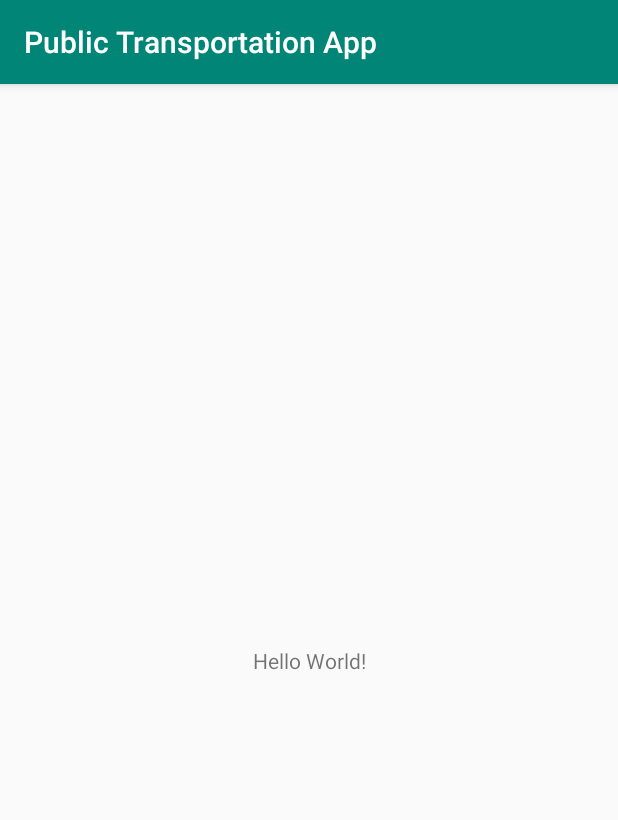
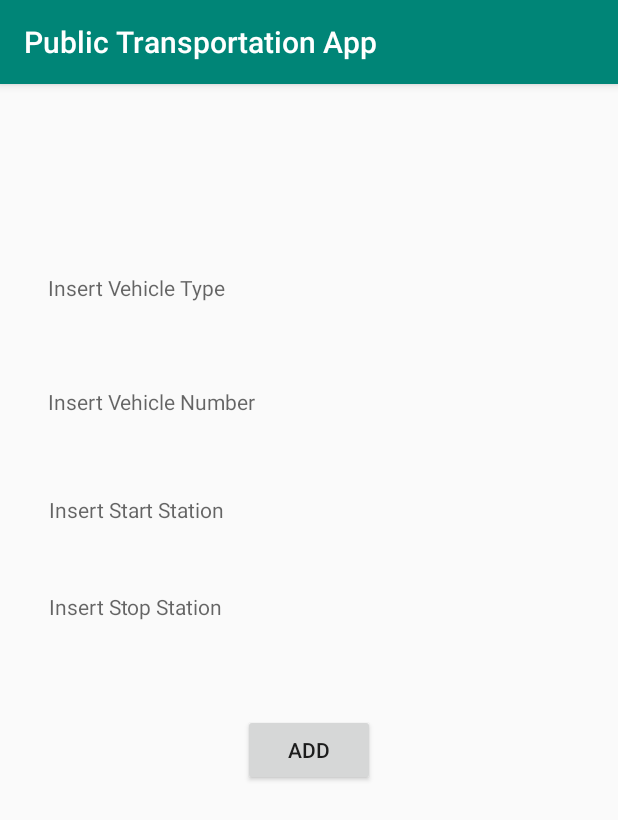
Before and after one commit to FabianTalos/MSA-project, an Android app: the screen it shows after launch (MainActivity), on a phone screen of 412 x 824 dp. Shown: the top 820 px of the screen. Run offline under Robolectric (Android 15) with nearby library versions, the phone set to English and light mode, and no system bars; our stand-ins replace Firebase (no records; nobody signed in at launch, a user with empty details on screens opened directly); 4 statements that could not run were skipped.

```diff
--- a/app/build.gradle
+++ b/app/build.gradle
@@ -18,6 +18,12 @@ android {
             proguardFiles getDefaultProguardFile('proguard-android-optimize.txt'), 'proguard-rules.pro'
         }
     }
+
+    //added compatibility with Java 8
+    compileOptions {
+        sourceCompatibility JavaVersion.VERSION_1_8
+        targetCompatibility JavaVersion.VERSION_1_8
+    }
 }
 
 dependencies {
--- a/app/src/main/java/com/example/publictransportationapp/MainActivity.java
+++ b/app/src/main/java/com/example/publictransportationapp/MainActivity.java
@@ -3,12 +3,45 @@ package com.example.publictransportationapp;
 import androidx.appcompat.app.AppCompatActivity;
 
 import android.os.Bundle;
+import android.view.View;
+import android.widget.Button;
+import android.widget.EditText;
+import android.widget.Toast;
+
+import com.google.firebase.database.DatabaseReference;
+import com.google.firebase.database.FirebaseDatabase;
 
 public class MainActivity extends AppCompatActivity {
+
+    EditText vehicleType, vehicleNumber, vehicleStart, vehicleStop;
+    Button buttonAdd;
+    DatabaseReference fbdb;
+    Transport transport;
 
     @Override
     protected void onCreate(Bundle savedInstanceState) {
         super.onCreate(savedInstanceState);
         setContentView(R.layout.activity_main);
+
+        vehicleType = (EditText) findViewById(R.id.vehicleType);
+        vehicleNumber = (EditText)findViewById(R.id.vehicleNumber);
+        vehicleStart = (EditText)findViewById(R.id.vehicleStart);
+        vehicleStop = (EditText)findViewById(R.id.vehicleStop);
+        buttonAdd = (Button)findViewById(R.id.buttonAdd);
+        transport = new Transport();
+        fbdb = FirebaseDatabase.getInstance().getReference().child("Transport");
+
+        buttonAdd.setOnClickListener(new View.OnClickListener() {
+            @Override
+            public void onClick(View view) {
+                transport.setType(vehicleType.getText().toString().trim());
+                transport.setNumber(vehicleNumber.getText().toString().trim());
+                transport.setStart(vehicleStart.getText().toString().trim());
+                transport.setStop(vehicleStop.getText().toString().trim());
+                fbdb.push().setValue(transport);
+
+                Toast.makeText(MainActivity.this, "Data added to database!", Toast.LENGTH_LONG).show();
+            }
+        });
     }
 }
--- /dev/null
+++ b/app/src/main/java/com/example/publictransportationapp/Transport.java
@@ -0,0 +1,37 @@
+package com.example.publictransportationapp;
+
+public class Transport {
+    private String type, number, start, stop;
+
+    public String getType() {
+        return type;
+    }
+
+    public void setType(String type) {
+        this.type = type;
+    }
+
+    public String getNumber() {
+        return number;
+    }
+
+    public void setNumber(String number) {
+        this.number = number;
+    }
+
+    public String getStart() {
+        return start;
+    }
+
+    public void setStart(String start) {
+        this.start = start;
+    }
+
+    public String getStop() {
+        return stop;
+    }
+
+    public void setStop(String stop) {
+        this.stop = stop;
+    }
+}
--- a/app/src/main/res/layout/activity_main.xml
+++ b/app/src/main/res/layout/activity_main.xml
@@ -7,12 +7,90 @@
     tools:context=".MainActivity">
 
     <TextView
+        android:id="@+id/vehicleStop"
+        android:layout_width="348dp"
+        android:layout_height="44dp"
+        android:layout_marginStart="38dp"
+        android:layout_marginLeft="38dp"
+        android:layout_marginTop="25dp"
+        android:layout_marginEnd="38dp"
+        android:layout_marginRight="38dp"
+        android:layout_marginBottom="385dp"
+        android:hint="@string/insert_stop_station"
+        app:layout_constraintBottom_toBottomOf="parent"
+        app:layout_constraintEnd_toEndOf="parent"
+        app:layout_constraintHorizontal_bias="0.461"
+        app:layout_constraintStart_toStartOf="parent"
+        app:layout_constraintTop_toBottomOf="@+id/vehicleType"
+        app:layout_constraintVertical_bias="1.0"
+        tools:ignore="TextContrastCheck" />
+
+    <TextView
+        android:id="@+id/vehicleNumber"
+        android:layout_width="348dp"
+        android:layout_height="44dp"
+        android:layout_marginStart="38dp"
+        android:layout_marginLeft="38dp"
+        android:layout_marginTop="25dp"
+        android:layout_marginEnd="38dp"
+        android:layout_marginRight="38dp"
+        android:layout_marginBottom="515dp"
+        android:hint="@string/insert_vehicle_number"
+        app:layout_constraintBottom_toBottomOf="parent"
+        app:layout_constraintEnd_toEndOf="parent"
+        app:layout_constraintStart_toStartOf="parent"
+        app:layout_constraintTop_toBottomOf="@+id/vehicleType"
+        tools:ignore="TextContrastCheck" />
+
+    <TextView
+        android:id="@+id/vehicleType"
+        android:layout_width="348dp"
+        android:layout_height="44dp"
+        android:layout_marginStart="38dp"
+        android:layout_marginLeft="38dp"
+        android:layout_marginTop="107dp"
+        android:layout_marginEnd="38dp"
+        android:layout_marginRight="38dp"
+        android:layout_marginBottom="580dp"
+        android:hint="@string/insert_vehicle_type"
+        app:layout_constraintBottom_toBottomOf="parent"
+        app:layout_constraintEnd_toEndOf="parent"
+        app:layout_constraintStart_toStartOf="parent"
+        app:layout_constraintTop_toTopOf="parent"
+        tools:ignore="TextContrastCheck" />
+
+    <TextView
+        android:id="@+id/vehicleStart"
+        android:layout_width="348dp"
+        android:layout_height="44dp"
+        android:layout_marginStart="38dp"
+        android:layout_marginLeft="38dp"
+        android:layout_marginTop="25dp"
+        android:layout_marginEnd="38dp"
+        android:layout_marginRight="38dp"
+        android:layout_marginBottom="450dp"
+        android:hint="@string/insert_start_station"
+        app:layout_constraintBottom_toBottomOf="parent"
+        app:layout_constraintEnd_toEndOf="parent"
+        app:layout_constraintHorizontal_bias="0.461"
+        app:layout_constraintStart_toStartOf="parent"
+        app:layout_constraintTop_toBottomOf="@+id/vehicleType"
+        app:layout_constraintVertical_bias="1.0"
+        tools:ignore="TextContrastCheck" />
+
+    <Button
+        android:id="@+id/buttonAdd"
         android:layout_width="wrap_content"
         android:layout_height="wrap_content"
-        android:text="Hello World!"
+        android:layout_marginStart="161dp"
+        android:layout_marginLeft="161dp"
+        android:layout_marginTop="37dp"
+        android:layout_marginEnd="162dp"
+        android:layout_marginRight="162dp"
+        android:layout_marginBottom="300dp"
+        android:text="@string/add"
         app:layout_constraintBottom_toBottomOf="parent"
-        app:layout_constraintLeft_toLeftOf="parent"
-        app:layout_constraintRight_toRightOf="parent"
-        app:layout_constraintTop_toTopOf="parent" />
-
+        app:layout_constraintEnd_toEndOf="parent"
+        app:layout_constraintStart_toStartOf="parent"
+        app:layout_constraintTop_toBottomOf="@+id/vehicleStop" />
 </androidx.constraintlayout.widget.ConstraintLayout>
--- a/app/src/main/res/values/strings.xml
+++ b/app/src/main/res/values/strings.xml
@@ -1,3 +1,8 @@
 <resources>
     <string name="app_name">Public Transportation App</string>
+    <string name="add">ADD</string>
+    <string name="insert_stop_station">Insert Stop Station</string>
+    <string name="insert_vehicle_type">Insert Vehicle Type</string>
+    <string name="insert_vehicle_number">Insert Vehicle Number</string>
+    <string name="insert_start_station">Insert Start Station</string>
 </resources>
```
